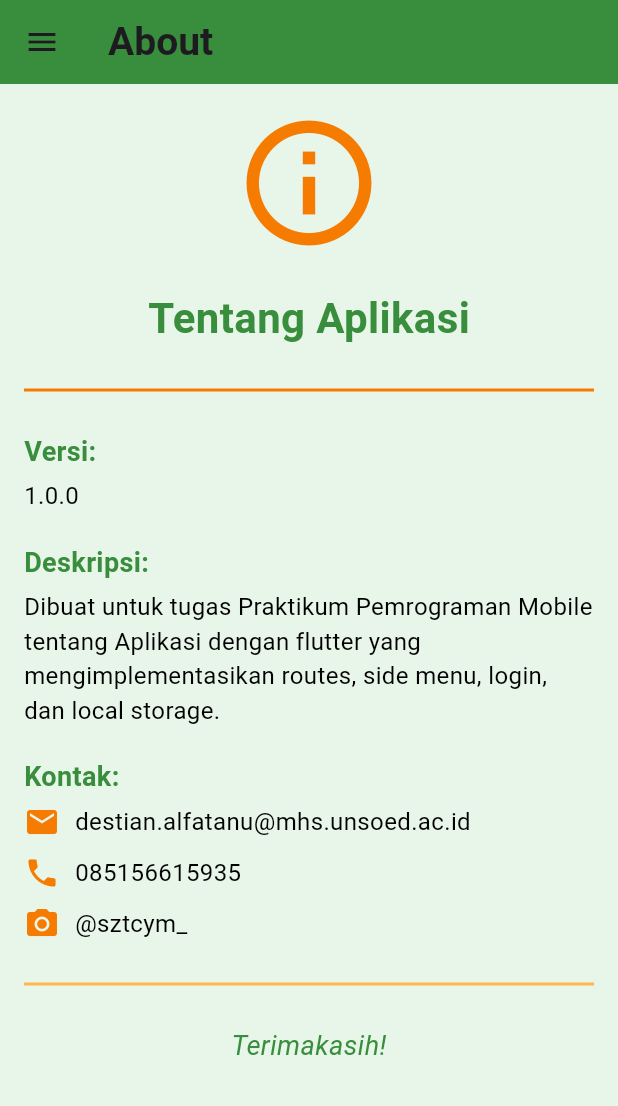
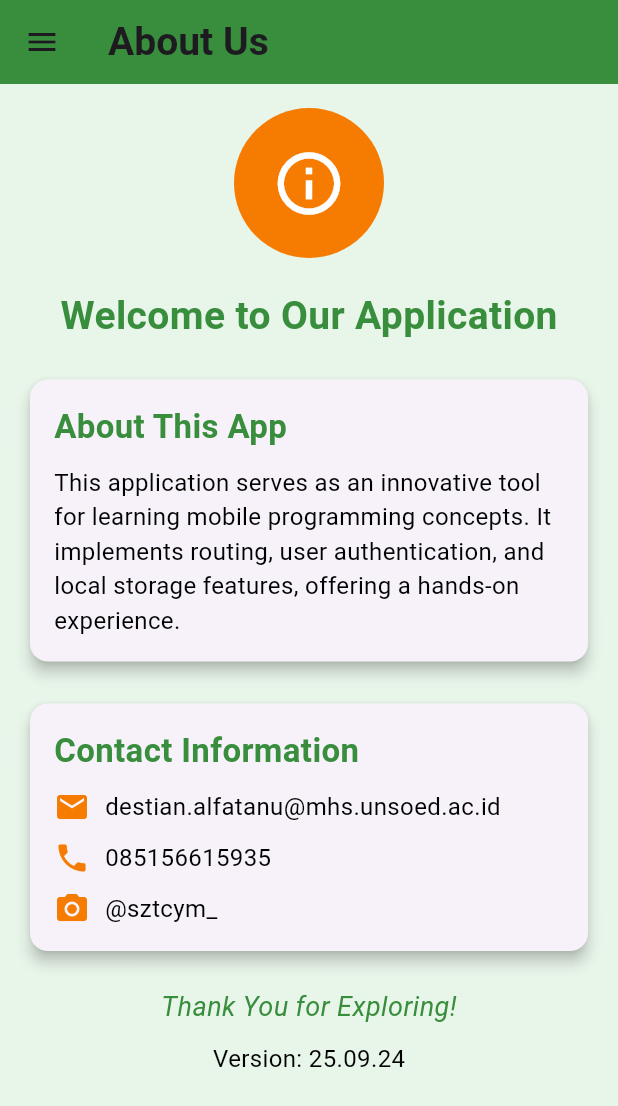
Before and after one commit to DestianArdanAlfatanu/LabMobile3_Destian-Ardan-Alfatanu_Shift-E, a Flutter app: the AboutPage screen opened by its route, on a phone screen of 412 x 824 dp. Shown: the top 1106 px of the screen. Run offline on Flutter 3.47's test engine with Material 3 defaults, Android fonts, the phone set to English and light mode, and no system bars; our stand-ins replace shared_preferences; accounts and stored records are empty.

Commit message:
Update about_page.dart

```diff
--- a/lib/pages/about_page.dart
+++ b/lib/pages/about_page.dart
@@ -7,7 +7,7 @@ class AboutPage extends StatelessWidget {
     return Scaffold(
       appBar: AppBar(
         title: Text(
-          'About',
+          'About Us',
           style: TextStyle(
             fontSize: 26,
             fontWeight: FontWeight.bold,
@@ -22,63 +22,69 @@ class AboutPage extends StatelessWidget {
             crossAxisAlignment: CrossAxisAlignment.start,
             children: [
               Center(
+                child: CircleAvatar(
+                  radius: 50,
+                  backgroundColor: Colors.orange.shade700,
                   child: Icon(
                     Icons.info_outline,
-                  size: 100,
-                  color: Colors.orange.shade700,
+                    size: 50,
+                    color: Colors.white,
+                  ),
                 ),
               ),
               SizedBox(height: 20),
               Center(
                 child: Text(
-                  'Tentang Aplikasi',
+                  'Welcome to Our Application',
                   style: TextStyle(
-                    fontSize: 28,
+                    fontSize: 26,
                     fontWeight: FontWeight.bold,
                     color: Colors.green.shade700,
                   ),
                 ),
               ),
               SizedBox(height: 20),
-              Divider(color: Colors.orange.shade700, thickness: 2),
-              SizedBox(height: 20),
+              Card(
+                elevation: 4,
+                child: Padding(
+                  padding: const EdgeInsets.all(16.0),
+                  child: Column(
+                    crossAxisAlignment: CrossAxisAlignment.start,
+                    children: [
                       Text(
-                'Versi:',
+                        'About This App',
                         style: TextStyle(
-                  fontSize: 18,
+                          fontSize: 22,
                           fontWeight: FontWeight.bold,
                           color: Colors.green.shade700,
                         ),
                       ),
-              SizedBox(height: 5),
+                      SizedBox(height: 10),
                       Text(
-                '1.0.0',
+                        'This application serves as an innovative tool for learning mobile programming concepts. It implements routing, user authentication, and local storage features, offering a hands-on experience.',
                         style: TextStyle(fontSize: 16, color: Colors.black),
                       ),
+                    ],
+                  ),
+                ),
+              ),
               SizedBox(height: 20),
+              Card(
+                elevation: 4,
+                child: Padding(
+                  padding: const EdgeInsets.all(16.0),
+                  child: Column(
+                    crossAxisAlignment: CrossAxisAlignment.start,
+                    children: [
                       Text(
-                'Deskripsi:',
+                        'Contact Information',
                         style: TextStyle(
-                  fontSize: 18,
+                          fontSize: 22,
                           fontWeight: FontWeight.bold,
                           color: Colors.green.shade700,
                         ),
                       ),
-              SizedBox(height: 5),
-              Text(
-                'Dibuat untuk tugas Praktikum Pemrograman Mobile tentang Aplikasi dengan flutter yang mengimplementasikan routes, side menu, login, dan local storage.',
-                style: TextStyle(fontSize: 16, color: Colors.black),
-              ),
-              SizedBox(height: 20),
-              Text(
-                'Kontak:',
-                style: TextStyle(
-                  fontSize: 18,
-                  fontWeight: FontWeight.bold,
-                  color: Colors.green.shade700,
-                ),
-              ),
-              SizedBox(height: 5),
+                      SizedBox(height: 10),
                       Row(
                         children: [
                           Icon(Icons.email, color: Colors.orange.shade700),
@@ -111,17 +117,26 @@ class AboutPage extends StatelessWidget {
                           ),
                         ],
                       ),
-              SizedBox(height: 20),
-              Divider(color: Colors.orange.shade300, thickness: 2),
+                    ],
+                  ),
+                ),
+              ),
               SizedBox(height: 20),
               Center(
                 child: Text(
-                  'Terimakasih!',
+                  'Thank You for Exploring!',
                   style: TextStyle(
                     fontSize: 18,
                     fontStyle: FontStyle.italic,
                     color: Colors.green.shade700,
                   ),
+                ),
+              ),
+              SizedBox(height: 10), // Adding a little space before version
+              Center(
+                child: Text(
+                  'Version: 25.09.24',
+                  style: TextStyle(fontSize: 16, color: Colors.black),
                 ),
               ),
             ],
```
Lines whose indentation alone changed are shown as unchanged.
